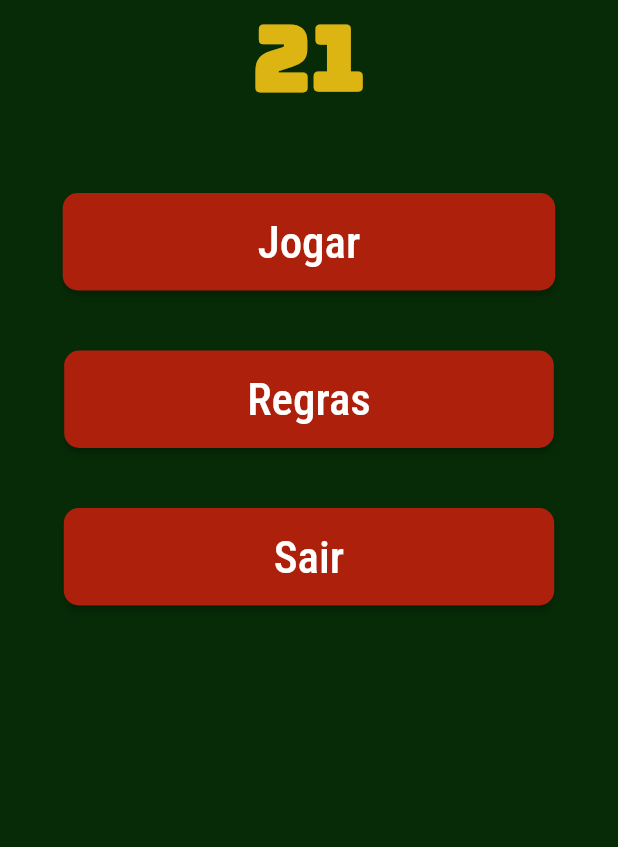
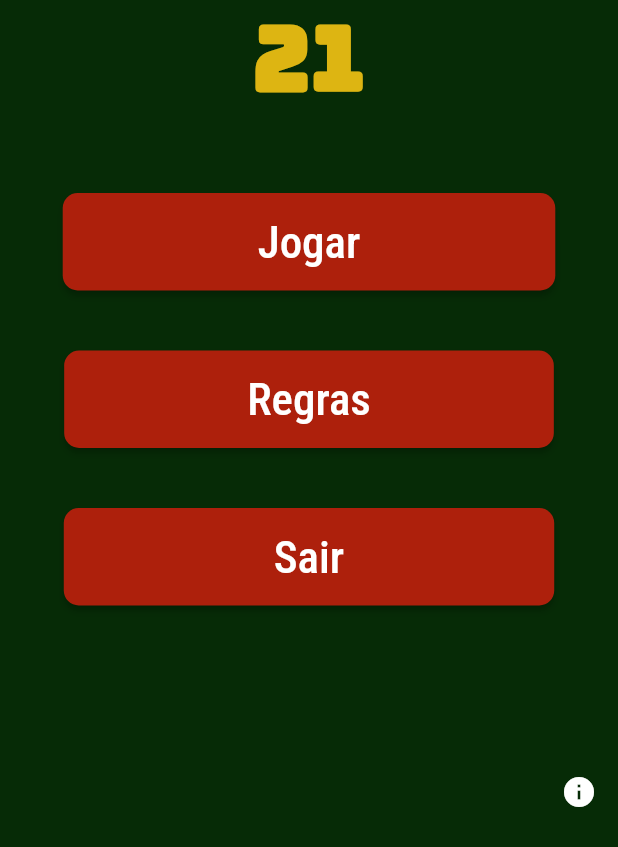
Before and after one commit to valescamoura/gruporoxo20211, a Flutter app: the screen it shows after launch, on a phone screen of 412 x 824 dp, the part 389-1236 px from its top. Run offline on Flutter 3.47's test engine with Material 2 defaults, Android fonts, the phone set to English and light mode, and no system bars; our stand-ins replace google_fonts.

Commit message:
inserção do icone sobre na tela inicial com redirecionamento para a tela sobre

```diff
--- a/lib/pages/homePage.dart
+++ b/lib/pages/homePage.dart
@@ -1,5 +1,6 @@
 import 'package:flutter/material.dart';
 import 'package:google_fonts/google_fonts.dart';
+import 'package:gruporoxo20211/pages/aboutPage.dart';
 import 'package:gruporoxo20211/pages/gameRulesPage.dart';
 import 'Dart:io';
 
@@ -51,8 +52,7 @@ class HomePage extends StatelessWidget {
                 padding: MaterialStateProperty.all(
                     EdgeInsets.fromLTRB(130.0, 15.0, 130.0, 15.0)),
               ),
-              child: Text(
-                'Jogar',
+              child: Text('Jogar',
                   style: GoogleFonts.robotoCondensed(
                     textStyle: TextStyle(fontSize: 30.0, color: Colors.white),
                   )),
@@ -71,15 +71,13 @@ class HomePage extends StatelessWidget {
                 padding: MaterialStateProperty.all(
                     EdgeInsets.fromLTRB(122.0, 15.0, 122.0, 15.0)),
               ),
-              child: Text(
-                'Regras',
+              child: Text('Regras',
                   style: GoogleFonts.robotoCondensed(
                     textStyle: TextStyle(fontSize: 30.0, color: Colors.white),
                   )),
               onPressed: () {
                 Navigator.of(context).push(
-                  MaterialPageRoute(builder: (context)=>GameRulesPage())
-                );
+                    MaterialPageRoute(builder: (context) => GameRulesPage()));
               },
             )),
         Padding(
@@ -93,8 +91,7 @@ class HomePage extends StatelessWidget {
                 padding: MaterialStateProperty.all(
                     EdgeInsets.fromLTRB(140.0, 15.0, 140.0, 15.0)),
               ),
-              child: Text(
-                'Sair',
+              child: Text('Sair',
                   style: GoogleFonts.robotoCondensed(
                     textStyle: TextStyle(fontSize: 30.0, color: Colors.white),
                   )),
@@ -104,6 +101,18 @@ class HomePage extends StatelessWidget {
                 });
               },
             )),
+        Padding(
+            padding: EdgeInsets.only(top: 100.0, left: 360.0),
+            child: FloatingActionButton(
+              mini: true,
+              backgroundColor: const Color(0xFF062B06),
+              elevation: 0,
+              onPressed: () {
+                Navigator.of(context)
+                    .push(MaterialPageRoute(builder: (context) => AboutPage()));
+              },
+              child: Icon(Icons.info),
+            ))
       ]),
     );
   }
```
Lines whose indentation alone changed are shown as unchanged.
